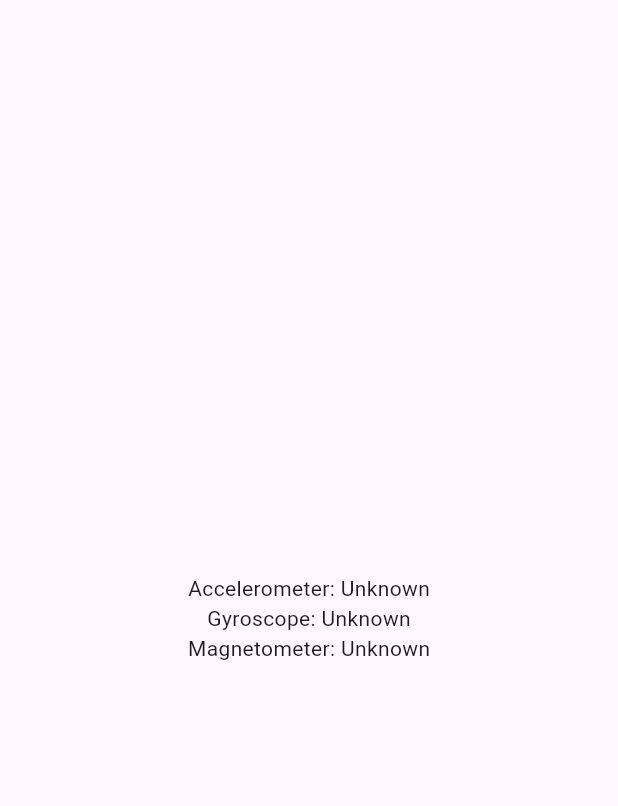
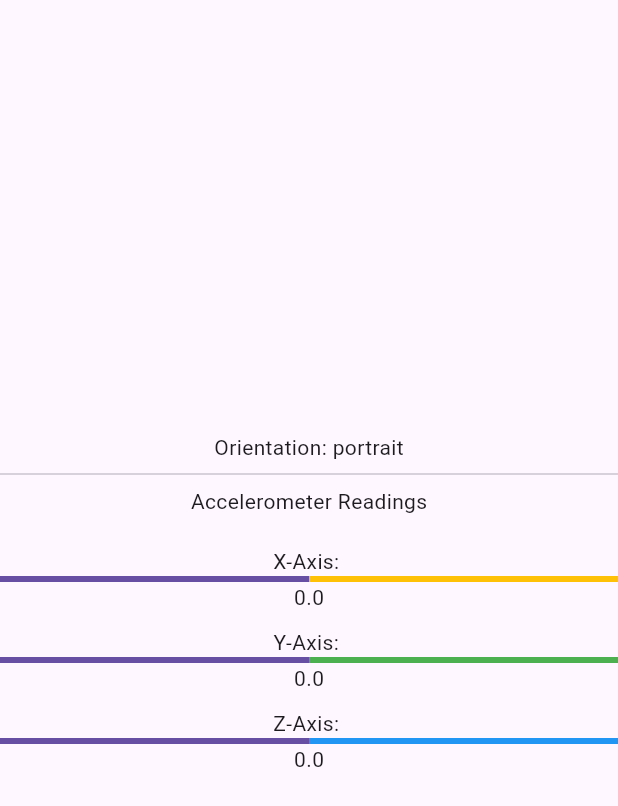
Before and after one commit to diasmashikov/mobile-sensorium, a Flutter app: the screen it shows after launch, on a phone screen of 412 x 824 dp. Shown: the top 806 px of the screen. Run offline on Flutter 3.47's test engine with Material 3 defaults, Android fonts, the phone set to English and light mode, and no system bars; our stand-ins replace sensors_plus.

Commit message:
Improved display of accelerometer data in x, y, and z directions. Added accelerometer data class. Created orientation manager that displays phone's orientation in 4 states: portrait, landscape, tilted, and flat

```diff
--- /dev/null
+++ b/lib/acceletometer_data.dart
@@ -0,0 +1,12 @@
+class AccelerometerData {
+  final double x;
+  final double y;
+  final double z;
+
+  AccelerometerData({required this.x, required this.y, required this.z});
+
+  @override
+  String toString() {
+    return 'Accelerometer: X=$x, Y=$y, Z=$z';
+  }
+}
--- a/lib/main.dart
+++ b/lib/main.dart
@@ -11,6 +11,7 @@ class MainApp extends StatelessWidget {
   @override
   Widget build(BuildContext context) {
     return const MaterialApp(
+      debugShowCheckedModeBanner: false,
       home: Scaffold(body: SensorPage()),
     );
   }
--- /dev/null
+++ b/lib/orientation_manager.dart
@@ -0,0 +1,23 @@
+import 'package:mobile_sensorium/acceletometer_data.dart';
+
+enum OrientationState { portrait, landscape, tilted, flat }
+
+class OrientationManager {
+  double threshold = 7.0;
+  double flatThreshold = 2.0;
+
+  OrientationState determineOrientation(AccelerometerData accelerometerData) {
+    if (accelerometerData.x.abs() > threshold &&
+        accelerometerData.y.abs() < threshold) {
+      return OrientationState.landscape;
+    } else if (accelerometerData.y.abs() > threshold &&
+        accelerometerData.x.abs() < threshold) {
+      return OrientationState.portrait;
+    } else if ((accelerometerData.z > 9.0 - flatThreshold) &&
+        (accelerometerData.z < 9.0 + flatThreshold)) {
+      return OrientationState.flat;
+    } else {
+      return OrientationState.tilted;
+    }
+  }
+}
--- a/lib/sensor_page.dart
+++ b/lib/sensor_page.dart
@@ -1,4 +1,6 @@
-import 'package:flutter/widgets.dart';
+import 'package:flutter/material.dart';
+import 'package:mobile_sensorium/acceletometer_data.dart';
+import 'package:mobile_sensorium/orientation_manager.dart';
 import 'package:sensors_plus/sensors_plus.dart';
 
 class SensorPage extends StatefulWidget {
@@ -9,31 +11,24 @@ class SensorPage extends StatefulWidget {
 }
 
 class _SensorPageState extends State<SensorPage> {
-  String _accelerometerValues = 'Accelerometer: Unknown';
-  String _gyroscopeValues = 'Gyroscope: Unknown';
-  String _magnetometerValues = 'Magnetometer: Unknown';
+  OrientationState _orientationState = OrientationState.portrait;
+  double pi = 3.14;
+  AccelerometerData _accelerometerData =
+      AccelerometerData(x: 0.0, y: 0.0, z: 0.0);
+  final OrientationManager _orientationManager = OrientationManager();
 
   @override
   void initState() {
     super.initState();
 
-    accelerometerEvents.listen((AccelerometerEvent event) {
+    accelerometerEventStream(samplingPeriod: SensorInterval.normalInterval)
+        .listen((event) {
       setState(() {
-        _accelerometerValues =
-            'Accelerometer: ${event.x}, ${event.y}, ${event.z}';
-      });
-    });
+        _accelerometerData =
+            AccelerometerData(x: event.x, y: event.y, z: event.z);
 
-    gyroscopeEvents.listen((GyroscopeEvent event) {
-      setState(() {
-        _gyroscopeValues = 'Gyroscope: ${event.x}, ${event.y}, ${event.z}';
-      });
-    });
-
-    magnetometerEvents.listen((MagnetometerEvent event) {
-      setState(() {
-        _magnetometerValues =
-            'Magnetometer: ${event.x}, ${event.y}, ${event.z}';
+        _orientationState =
+            _orientationManager.determineOrientation(_accelerometerData);
       });
     });
   }
@@ -41,14 +36,46 @@ class _SensorPageState extends State<SensorPage> {
   @override
   Widget build(BuildContext context) {
     return Center(
-      child: Column(
-        mainAxisAlignment: MainAxisAlignment.center,
-        children: <Widget>[
-          Text(_accelerometerValues),
-          Text(_gyroscopeValues),
-          Text(_magnetometerValues),
-        ],
-      ),
+        child: Column(
+      mainAxisAlignment: MainAxisAlignment.center,
+      children: [_buildOrientation(), Divider(), _buildMetrics()],
+    ));
+  }
+
+  Widget _buildOrientation() {
+    return Text('Orientation: ${_orientationState.toString().split('.').last}');
+  }
+
+  Widget _buildMetrics() {
+    return Column(
+      mainAxisAlignment: MainAxisAlignment.center,
+      children: <Widget>[
+        const Text('Accelerometer Readings'),
+        const SizedBox(height: 20),
+        const Text('X-Axis: '),
+        LinearProgressIndicator(
+          value: normalize(_accelerometerData.x),
+          backgroundColor: Colors.amber,
+        ),
+        Text('${_accelerometerData.x}'),
+        const SizedBox(height: 10),
+        const Text('Y-Axis: '),
+        LinearProgressIndicator(
+            value: normalize(_accelerometerData.y),
+            backgroundColor: Colors.green),
+        Text('${_accelerometerData.y}'),
+        const SizedBox(height: 10),
+        const Text('Z-Axis: '),
+        LinearProgressIndicator(
+            value: normalize(_accelerometerData.z),
+            backgroundColor: Colors.blue),
+        Text('${_accelerometerData.z}'),
+        const SizedBox(height: 20),
+      ],
     );
   }
+
+  double normalize(double value) {
+    return (value + 10) / 20; // Example normalization, adjust as needed
+  }
 }
```
